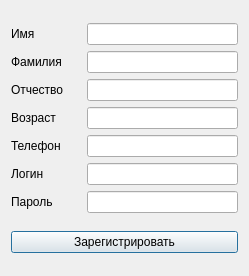
Old version of the form src/apps/registraturePanel/registerpatient.ui in the repository Liorkinn/VeterinarClinic.
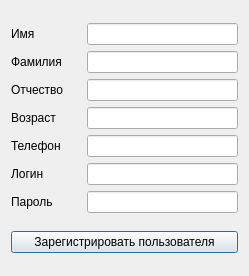
New version of the form.

```diff
--- a/src/apps/registraturePanel/registerpatient.ui
+++ b/src/apps/registraturePanel/registerpatient.ui
@@ -179,8 +179,13 @@
    </item>
    <item>
     <widget class="QPushButton" name="button_registratePatient">
+     <property name="font">
+      <font>
+       <pointsize>9</pointsize>
+      </font>
+     </property>
      <property name="text">
-      <string>Зарегистрировать</string>
+      <string>Зарегистрировать пользователя</string>
      </property>
     </widget>
    </item>
```
